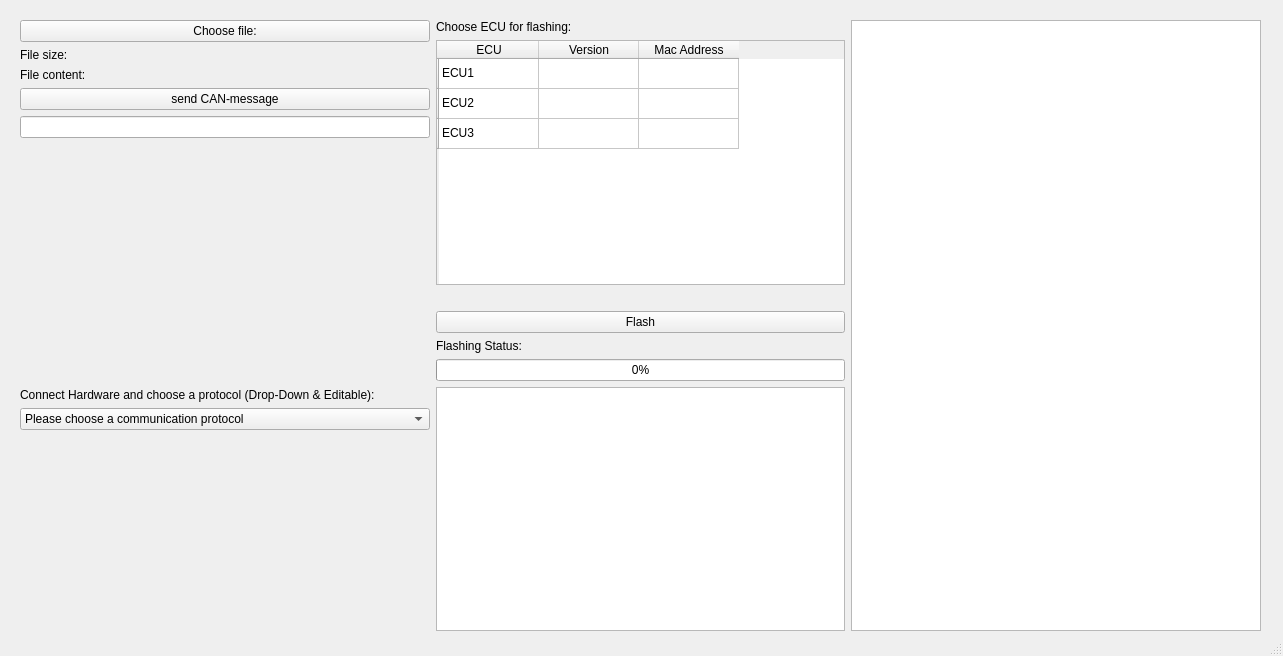
Old version of the form WINDOWS_GUI/mainwindow.ui in the repository amosproj/amos2024ss07-updating-flash-boot-loader.
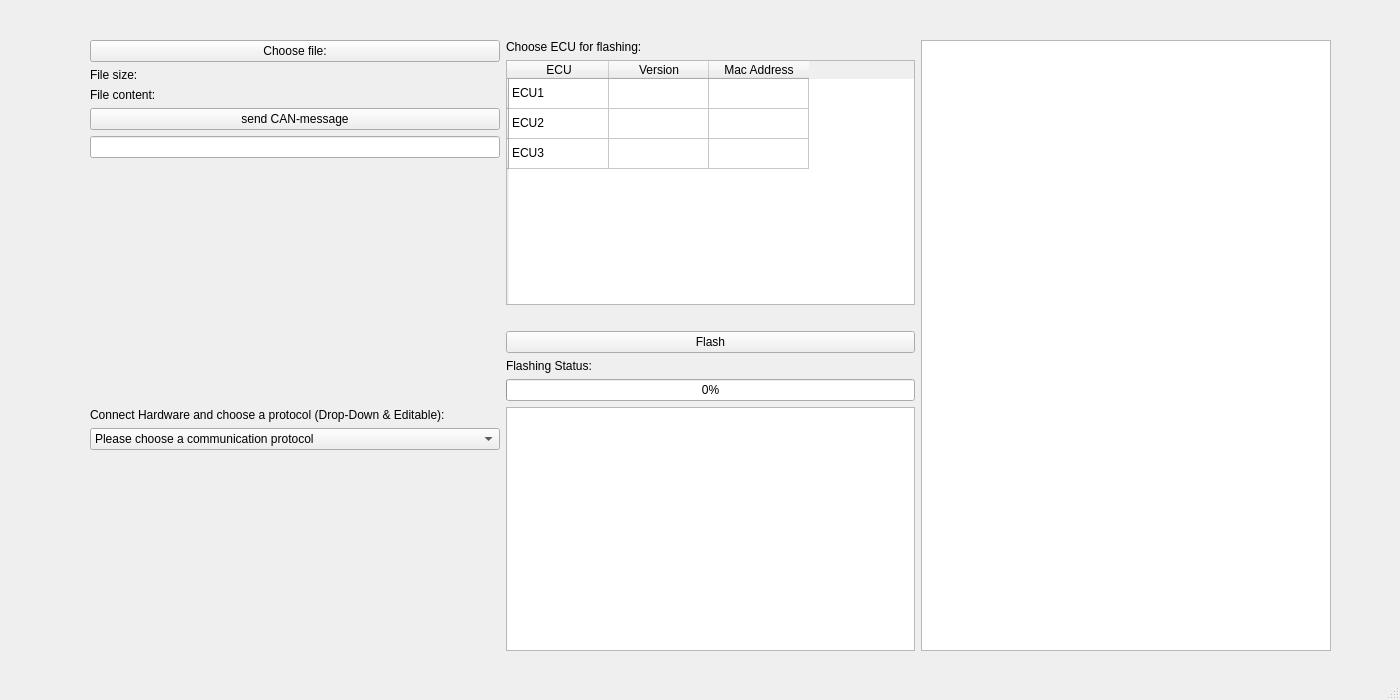
New version of the form.

Commit message: Restore UI windows values

Diff of the .ui file:
```diff
--- a/WINDOWS_GUI/mainwindow.ui
+++ b/WINDOWS_GUI/mainwindow.ui
@@ -6,8 +6,8 @@
    <rect>
     <x>0</x>
     <y>0</y>
-    <width>1283</width>
-    <height>656</height>
+    <width>1400</width>
+    <height>700</height>
    </rect>
   </property>
   <property name="windowTitle">
@@ -17,8 +17,8 @@
    <widget class="QWidget" name="horizontalLayoutWidget">
     <property name="geometry">
      <rect>
-      <x>20</x>
-      <y>20</y>
+      <x>90</x>
+      <y>40</y>
       <width>1241</width>
       <height>611</height>
      </rect>
```
